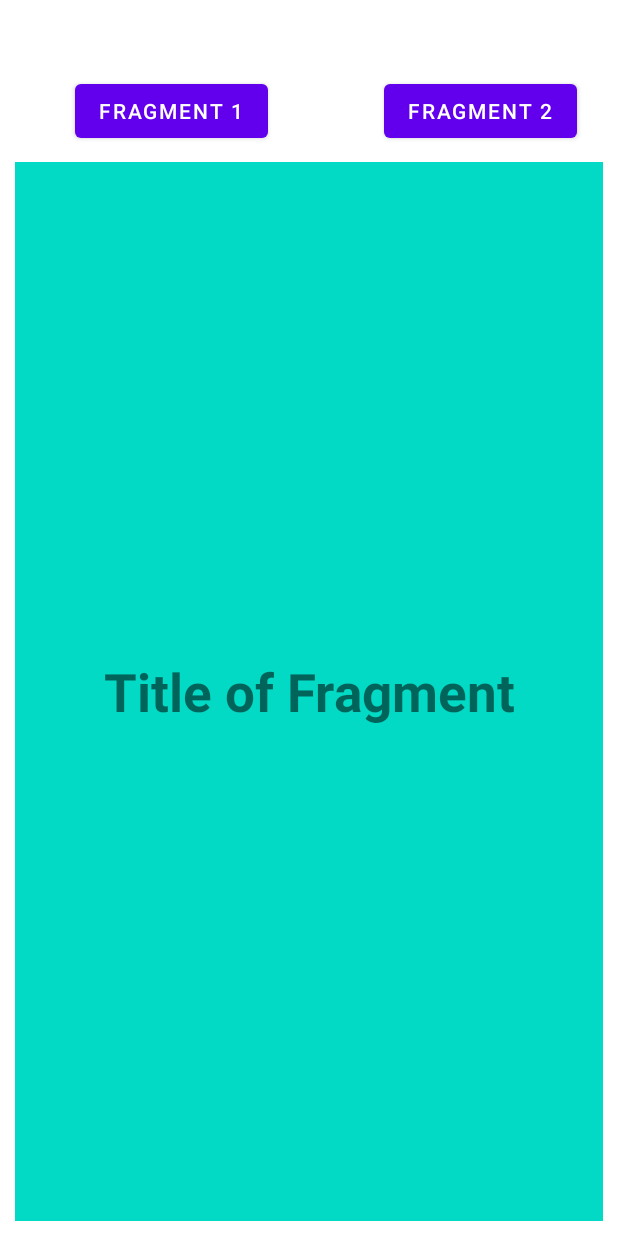
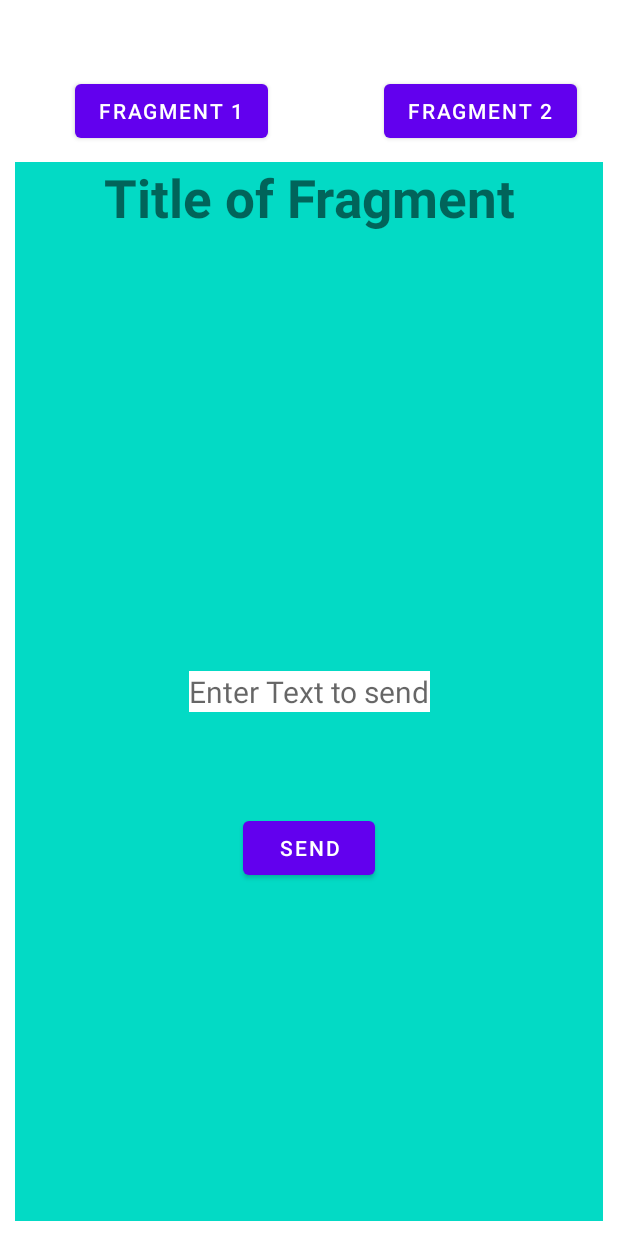
Before and after one commit to Tirth24052002/Android, an Android app: the fragment DescriptionFragment placed in its activity, after a tap on "FRAGMENT 1", on a phone screen of 412 x 824 dp. Run offline under Robolectric (Android 15) with nearby library versions, the phone set to English and light mode, and no system bars.

Commit message:
Data Passing Between fragments

```diff
--- a/app/build.gradle
+++ b/app/build.gradle
@@ -32,10 +32,10 @@ android {
 dependencies {
 
     implementation 'androidx.appcompat:appcompat:1.6.1'
-    implementation 'androidx.fragment:fragment-ktx:1.2.1'
-    implementation 'com.google.android.material:material:1.8.0'
+    implementation 'androidx.fragment:fragment-ktx:1.6.0'
+    implementation 'com.google.android.material:material:1.9.0'
     implementation 'androidx.constraintlayout:constraintlayout:2.1.4'
-    implementation 'androidx.core:core-ktx:+'
+    implementation 'androidx.core:core-ktx:1.10.1'
     testImplementation 'junit:junit:4.13.2'
     androidTestImplementation 'androidx.test.ext:junit:1.1.5'
     androidTestImplementation 'androidx.test.espresso:espresso-core:3.5.1'
--- a/app/src/main/java/com/example/myapplication/activity/DifferentActivity.kt
+++ b/app/src/main/java/com/example/myapplication/activity/DifferentActivity.kt
@@ -18,6 +18,8 @@ class DifferentActivity : AppCompatActivity() {
         super.onCreate(savedInstanceState)
         setContentView(R.layout.activity_different)
         setUpButtons()
+        val message =  intent.getStringExtra(Intent.EXTRA_TEXT)
+        Log.d(TAG,message ?: "")
     }
 
     override fun onStart() {
--- a/app/src/main/java/com/example/myapplication/fragment/DescriptionFragment.kt
+++ b/app/src/main/java/com/example/myapplication/fragment/DescriptionFragment.kt
@@ -1,6 +1,26 @@
 package com.example.myapplication.fragment
 
+import android.os.Bundle
+import android.widget.TextView
 import androidx.fragment.app.Fragment
+import androidx.fragment.app.setFragmentResultListener
 import com.example.myapplication.R
 
-class DescriptionFragment: Fragment(R.layout.fragment_description)
+class DescriptionFragment: Fragment(R.layout.fragment_description) {
+
+    private var something: String = "Some Text"
+    private val messageTv: TextView by lazy {
+        requireView().findViewById(R.id.tvgetData)
+    }
+    override fun onViewStateRestored(savedInstanceState: Bundle?) {
+        super.onViewStateRestored(savedInstanceState)
+        setFragmentResultListener("RESULT_KEY") {Key, bundle ->
+            val message = bundle.getString("Message","")
+            messageTv.text = message
+        }
+    }
+    override fun onSaveInstanceState(outState: Bundle) {
+        super.onSaveInstanceState(outState)
+        outState.getString(something)
+    }
+}
--- a/app/src/main/java/com/example/myapplication/fragment/FragmentActivity.kt
+++ b/app/src/main/java/com/example/myapplication/fragment/FragmentActivity.kt
@@ -2,6 +2,7 @@ package com.example.myapplication.fragment
 
 import androidx.appcompat.app.AppCompatActivity
 import android.os.Bundle
+import android.os.PersistableBundle
 import android.util.Log
 import android.widget.Button
 import androidx.fragment.app.commit
@@ -14,6 +15,7 @@ class FragmentActivity : AppCompatActivity() {
         setContentView(R.layout.activity_fragment)
         setButtons()
     }
+
 
     private fun setButtons() {
         btnfragment1 = findViewById(R.id.btnFragment1)
--- a/app/src/main/java/com/example/myapplication/fragment/TitleFragment.kt
+++ b/app/src/main/java/com/example/myapplication/fragment/TitleFragment.kt
@@ -1,6 +1,29 @@
 package com.example.myapplication.fragment
 
+import android.os.Bundle
+import android.view.View
+import android.widget.Button
+import android.widget.EditText
 import androidx.fragment.app.Fragment
+import androidx.fragment.app.setFragmentResult
 import com.example.myapplication.R
 
-class TitleFragment: Fragment(R.layout.fragment_title)
+class TitleFragment: Fragment(R.layout.fragment_title) {
+    private val sendButton by lazy {
+        requireView().findViewById<Button>(R.id.btnSend)
+    }
+
+    private val message by lazy {
+        requireView().findViewById<EditText>(R.id.sendData)
+    }
+
+    override fun onViewCreated(view: View, savedInstanceState: Bundle?) {
+        super.onViewCreated(view, savedInstanceState)
+        sendButton.setOnClickListener {
+            val bundle: Bundle = Bundle().apply {
+                putString("Message",message.text.toString())
+            }
+            setFragmentResult("RESULT_KEY",bundle)
+        }
+    }
+}
--- a/app/src/main/res/layout/activity_different.xml
+++ b/app/src/main/res/layout/activity_different.xml
@@ -36,7 +36,7 @@
         android:layout_height="wrap_content"
         android:layout_marginBottom="28dp"
         android:textSize="20sp"
-        android:text="Implicit Intent Button "
+        android:text="Explicit Intent Button "
         app:layout_constraintBottom_toTopOf="@+id/btnAnotherActivity"
         app:layout_constraintEnd_toEndOf="parent"
         app:layout_constraintHorizontal_bias="0.498"
@@ -47,7 +47,8 @@
         android:layout_width="wrap_content"
         android:layout_height="wrap_content"
         android:layout_marginTop="34dp"
-        android:text="Explicit Intent Button"
+        android:textSize="20sp"
+        android:text="Implicit Intent Button"
         app:layout_constraintEnd_toEndOf="parent"
         app:layout_constraintStart_toStartOf="parent"
         app:layout_constraintTop_toBottomOf="@+id/btnAnotherActivity" />
--- a/app/src/main/res/layout/fragment_description.xml
+++ b/app/src/main/res/layout/fragment_description.xml
@@ -4,10 +4,10 @@
     xmlns:tools="http://schemas.android.com/tools"
     android:layout_width="match_parent"
     android:layout_height="match_parent"
-    android:background="@color/purple_200">
+    android:background="@color/teal_200">
 
     <TextView
-        android:id="@+id/tvTitle"
+        android:id="@+id/tvgetData"
         android:layout_width="match_parent"
         android:layout_height="match_parent"
         android:gravity="center"
--- a/app/src/main/res/layout/fragment_title.xml
+++ b/app/src/main/res/layout/fragment_title.xml
@@ -10,7 +10,7 @@
         android:id="@+id/tvTitle"
         android:layout_width="match_parent"
         android:layout_height="match_parent"
-        android:gravity="center"
+        android:gravity="center_horizontal"
         android:text="Title of Fragment"
         android:textSize="35sp"
         android:textStyle="bold"
@@ -19,4 +19,28 @@
         app:layout_constraintStart_toStartOf="parent"
         app:layout_constraintTop_toTopOf="parent" />
 
+    <EditText
+        android:id="@+id/sendData"
+        android:layout_width="wrap_content"
+        android:layout_height="wrap_content"
+        android:background="@color/white"
+        android:hint="Enter Text to send"
+        android:textSize="20sp"
+        app:layout_constraintBottom_toBottomOf="parent"
+        app:layout_constraintEnd_toEndOf="parent"
+        app:layout_constraintStart_toStartOf="parent"
+        app:layout_constraintTop_toTopOf="@+id/tvTitle" />
+
+    <Button
+        android:id="@+id/btnSend"
+        android:layout_width="wrap_content"
+        android:layout_height="wrap_content"
+        android:layout_marginTop="20dp"
+        android:text="Send"
+        app:layout_constraintBottom_toBottomOf="parent"
+        app:layout_constraintEnd_toEndOf="@id/sendData"
+        app:layout_constraintHorizontal_bias="0.493"
+        app:layout_constraintStart_toStartOf="@+id/sendData"
+        app:layout_constraintTop_toBottomOf="@id/sendData"
+        app:layout_constraintVertical_bias="0.173" />
 </androidx.constraintlayout.widget.ConstraintLayout>
--- a/app/src/main/res/values/strings.xml
+++ b/app/src/main/res/values/strings.xml
@@ -3,4 +3,8 @@
     <string name="different_states_of_activity">Different States Of Activity</string>
     <string name="fragment_2">Fragment 2</string>
     <string name="fragment_1">Fragment 1</string>
+    <string name="detail_prefix">Words That Start With</string>
+    <string name="action_switch_layout">Switch Layout</string>
+    <string name="look_up_word">Look up word in a Browser Search</string>
+    <string name="look_up_words">Show Stored Words</string>
 </resources>
```
